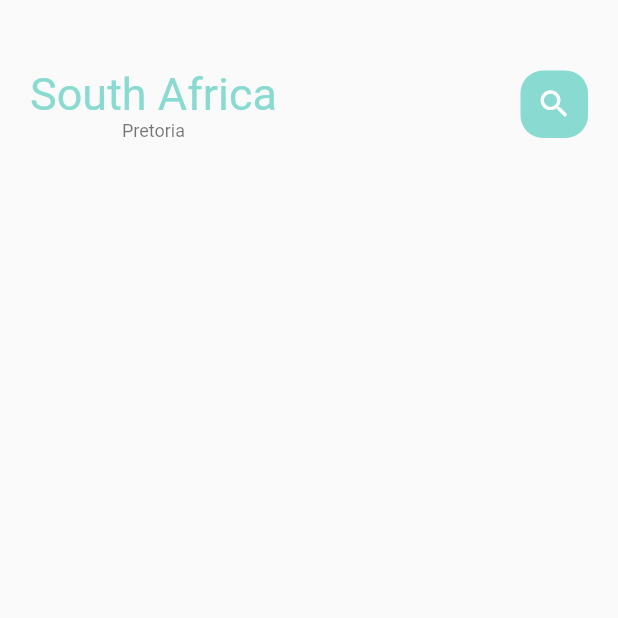
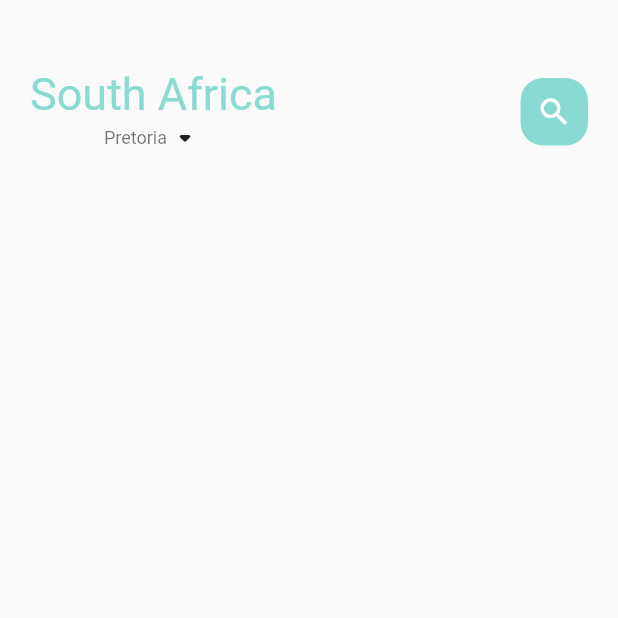
Before and after one commit to StevenNdaye/food_delivery, a Flutter app: the screen it shows after launch, on a phone screen of 412 x 824 dp, the top half of it. Run offline on Flutter 3.47's test engine with Material 2 defaults, Android fonts, the phone set to English and light mode, and no system bars.

Commit message:
Added a drop down icon

```diff
--- a/lib/home/main_food_page.dart
+++ b/lib/home/main_food_page.dart
@@ -30,9 +30,14 @@ class _MainFoodPageState extends State<MainFoodPage> {
                         color: AppColors.mainColor,
                         size: 30,
                       ),
-                      SmallText(
-                        text: "Pretoria",
-                        color: Colors.black54,
+                      Row(
+                        children: [
+                          SmallText(
+                            text: "Pretoria",
+                            color: Colors.black54,
+                          ),
+                          Icon(Icons.arrow_drop_down_rounded)
+                        ],
                       )
                     ],
                   ),
```
